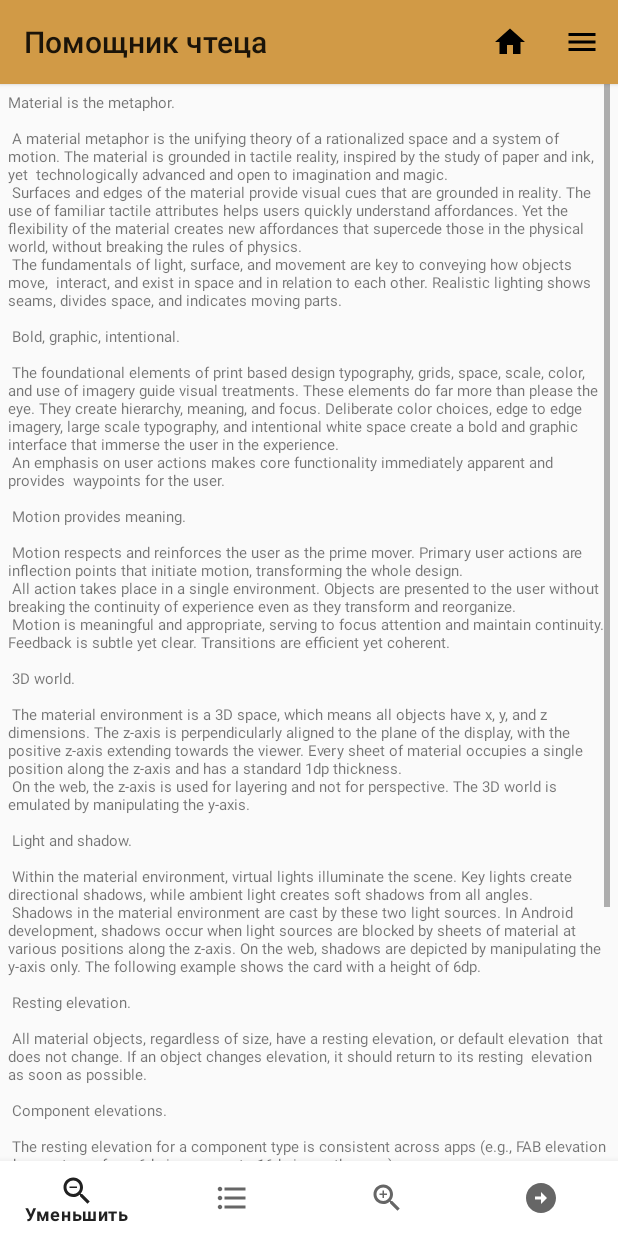
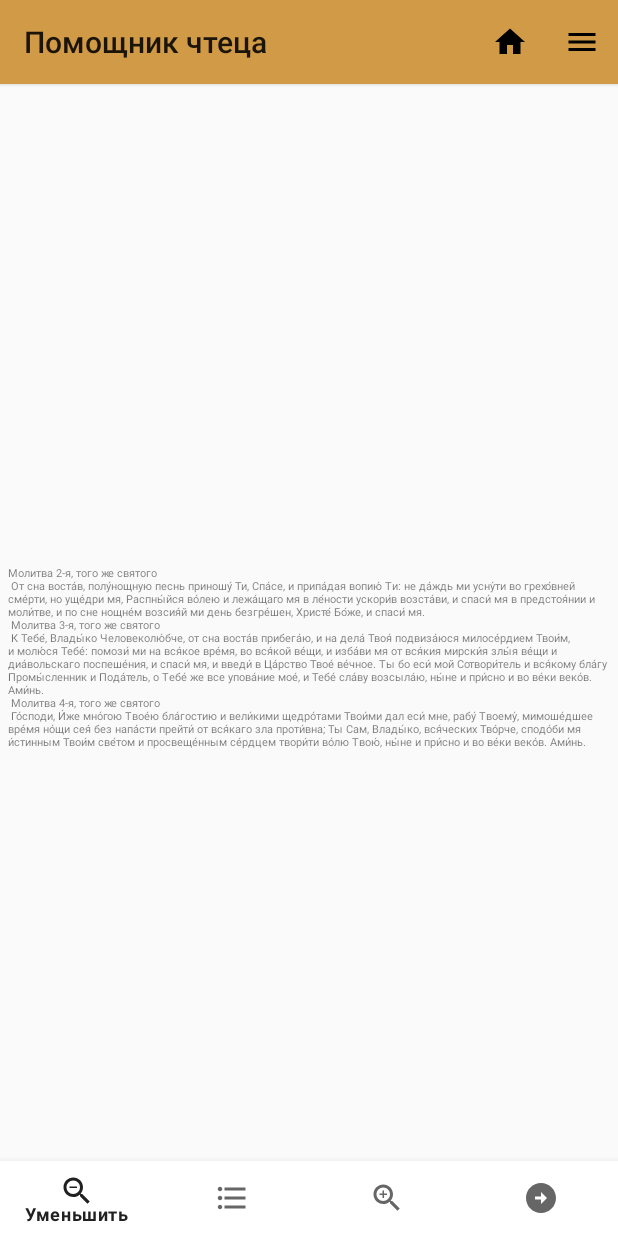
Before and after one commit to haniko135/akafist_mobile_app, an Android app: the PrayerFragment screen opened through its navigation route, item 4 of the bottom bar chosen, on a phone screen of 412 x 824 dp. Run offline under Robolectric (Android 15) with nearby library versions, the phone set to English and light mode, and no system bars; 2 statements that could not run were skipped.

Commit message:
temp fix for prayers

```diff
--- a/app/src/main/java/com/example/akafist/fragments/MolitvyOfflineFragment.java
+++ b/app/src/main/java/com/example/akafist/fragments/MolitvyOfflineFragment.java
@@ -89,17 +89,17 @@ public class MolitvyOfflineFragment extends Fragment {
     public void playMolitva(int num) {
         switch (num){
             case 1:
-                plAu = new PlayAudios("", R.raw.molitva_po_soglasheniyu, getContext(), getView());
+                plAu = new PlayAudios(R.raw.molitva_po_soglasheniyu, getContext(), getView());
                 mediaPlayer = plAu.getMediaPlayer();
                 plAu.playAndStop();
                 break;
             case 2:
-                plAu = new PlayAudios("", R.raw.molitva_ytrenyaa_polunosh, getContext(), getView());
+                plAu = new PlayAudios(R.raw.molitva_ytrenyaa_polunosh, getContext(), getView());
                 mediaPlayer = plAu.getMediaPlayer();
                 plAu.playAndStop();
                 break;
             case 3:
-                plAu = new PlayAudios("", R.raw.molitva_utrenyaa_pomynnik, getContext(), getView());
+                plAu = new PlayAudios(R.raw.molitva_utrenyaa_pomynnik, getContext(), getView());
                 mediaPlayer = plAu.getMediaPlayer();
                 plAu.playAndStop();
                 break;
--- a/app/src/main/java/com/example/akafist/fragments/PrayerFragment.java
+++ b/app/src/main/java/com/example/akafist/fragments/PrayerFragment.java
@@ -48,10 +48,15 @@ public class PrayerFragment extends Fragment {
     @Override
     public void onViewCreated(@NonNull View view, @Nullable Bundle savedInstanceState) {
         super.onViewCreated(view, savedInstanceState);
-        textPrayer = getActivity().findViewById(R.id.text_prayer);
-        textSize = getResources().getDimension(R.dimen.text_prayer);
-        textPrayer.setTextSize(convertToPx());
-        textPrayer.setText(largeText);
+        if(getArguments() != null){
+            prevMenu = getArguments().getInt("prevMenu");
+            largeText = getArguments().getInt("largeText");
+        }
+        //textPrayer = getActivity().findViewById(R.id.text_prayer);
+        //textSize = getResources().getDimension(R.dimen.text_prayer);
+       // textPrayer.setTextSize(convertToPx());
+       // textPrayer.setText(largeText);
+       // Log.i("PRAYER", getResources().getString(largeText));
         Log.i("PRAYER", Float.toString(textSize));
     }
 
@@ -64,6 +69,10 @@ public class PrayerFragment extends Fragment {
         }
 
         binding = FragmentPrayerBinding.inflate(getLayoutInflater());
+        Log.i("PRAYER", getResources().getString(largeText));
+        textSize = getResources().getDimension(R.dimen.text_prayer);
+        binding.textPrayer.setTextSize(convertToPx());
+        binding.textPrayer.setText(largeText);
 
         binding.prayerOptions.setOnItemSelectedListener(new NavigationBarView.OnItemSelectedListener() {
             @Override
@@ -71,7 +80,7 @@ public class PrayerFragment extends Fragment {
                 switch (item.getItemId()){
                     case R.id.zoom_out:
                         textSize--;
-                        textPrayer.setTextSize(convertToPx());
+                        binding.textPrayer.setTextSize(convertToPx());
                         Log.i("PRAYER", Float.toString(textSize));
                         return true;
                     case R.id.to_menu:
@@ -79,14 +88,21 @@ public class PrayerFragment extends Fragment {
                         return true;
                     case R.id.zoom_in:
                         textSize++;
-                        textPrayer.setTextSize(convertToPx());
+                        binding.textPrayer.setTextSize(convertToPx());
                         Log.i("PRAYER", Float.toString(textSize));
                         return true;
                     case R.id.next_prayer:
+                        //идеальное, но не рабочее почему-то решение
                         Bundle bundle = new Bundle();
                         bundle.putInt("prevMenu", prevMenu);
-                        bundle.putInt("largeText", R.string.large_text);
+                        bundle.putInt("largeText", R.string.large_text_4);
                         FragmentKt.findNavController(getParentFragment()).navigate(R.id.action_prayerFragment_self, bundle);
+
+                        //нифига не получилось
+
+                        //временный костыль
+                        /*largeText = R.string.large_text_4;
+                        textPrayer.setText(largeText);*/
                         return true;
                 }
                 return true;
--- a/app/src/main/res/layout/fragment_prayer.xml
+++ b/app/src/main/res/layout/fragment_prayer.xml
@@ -27,8 +27,7 @@
                 android:id="@+id/text_prayer"
                 android:layout_width="match_parent"
                 android:layout_height="wrap_content"
-                android:textSize="@dimen/text_prayer"
-                android:text="@string/large_text" />
+                android:textSize="@dimen/text_prayer" />
 
         </LinearLayout>
     </ScrollView>
--- a/app/src/main/res/navigation/routes.xml
+++ b/app/src/main/res/navigation/routes.xml
@@ -143,6 +143,7 @@
             app:destination="@id/everydayFragment" />
         <action
             android:id="@+id/action_prayerFragment_self"
-            app:destination="@id/prayerFragment" />
+            app:destination="@id/prayerFragment"
+            app:launchSingleTop="true" />
     </fragment>
 </navigation>
--- a/app/src/main/res/values/dimens.xml
+++ b/app/src/main/res/values/dimens.xml
@@ -1,4 +1,4 @@
 <resources>
     <dimen name="text_margin">16dp</dimen>
-    <dimen name="text_prayer">10sp</dimen>
+    <dimen name="text_prayer">5sp</dimen>
 </resources>
--- a/app/src/main/res/values/strings.xml
+++ b/app/src/main/res/values/strings.xml
@@ -188,4 +188,15 @@
         "Ве́рую во еди́наго Бо́га Отца́, Вседержи́теля, Творца́ не́бу и земли́, ви́димым же всем и неви́димым. И во еди́наго Го́спода Иису́са Христа́, Сы́на Бо́жия, Единоро́днаго, И́же от Отца́ рожде́ннаго пре́жде всех век; Све́та от Све́та, Бо́га и́стинна от Бо́га и́стинна, рожде́нна, несотворе́нна, единосу́щна Отцу́, И́мже вся бы́ша. Нас ра́ди челове́к и на́шего ра́ди спасе́ния сше́дшаго с небе́с и воплоти́вшагося от Ду́ха Свя́та и Мари́и Де́вы и вочелове́чшася. Распя́таго же за ны при Понти́йстем Пила́те, и страда́вша, и погребе́нна. И воскре́сшаго в тре́тий день по Писа́нием. И возше́дшаго на небеса́, и седя́ща одесну́ю Отца́. И па́ки гряду́щаго со сла́вою суди́ти живы́м и ме́ртвым, Его́же Ца́рствию не бу́дет конца́. И в Ду́ха Свята́го, Го́спода, Животворя́щаго, И́же от Отца́ исходя́щаго, И́же со Отце́м и Сы́ном спокланя́ема и ссла́вима, глаго́лавшаго проро́ки. Во еди́ну Святу́ю, Собо́рную и Апо́стольскую Це́рковь. Испове́дую еди́но креще́ние во оставле́ние грехо́в. Ча́ю воскресе́ния ме́ртвых, и жи́зни бу́дущаго ве́ка. Ами́нь."
     </string>
 
+    <string name="large_text_4">
+        "Молитва 2‑я, того же святого\n"
+        "От сна воста́в, полу́нощную песнь приношу́ Ти, Спа́се, и припа́дая вопию́ Ти: не да́ждь ми усну́ти во грехо́вней сме́рти, но уще́дри мя, Распны́йся во́лею и лежа́щаго мя в ле́ности ускори́в возста́ви, и спаси́ мя в предстоя́нии и моли́тве, и по сне нощне́м возсия́й ми день безгре́шен, Христе́ Бо́же, и спаси́ мя."
+        "\n"
+        "Молитва 3‑я, того же святого\n"
+        "К Тебе́, Влады́ко Человеколю́бче, от сна воста́в прибега́ю, и на дела́ Твоя́ подвиза́юся милосе́рдием Твои́м, и молю́ся Тебе́: помози́ ми на вся́кое вре́мя, во вся́кой ве́щи, и изба́ви мя от вся́кия мирски́я злы́я ве́щи и диа́вольскаго поспеше́ния, и спаси́ мя, и введи́ в Ца́рство Твое́ ве́чное. Ты бо еси́ мой Сотвори́тель и вся́кому бла́гу Промы́сленник и Пода́тель, о Тебе́ же все упова́ние мое́, и Тебе́ сла́ву возсыла́ю, ны́не и при́сно и во ве́ки веко́в. Ами́нь."
+        "\n"
+        "Молитва 4‑я, того же святого\n"
+        "Го́споди, И́же мно́гою Твое́ю бла́гостию и вели́кими щедро́тами Твои́ми дал еси́ мне, рабу́ Твоему́, мимоше́дшее вре́мя но́щи сея́ без напа́сти прейти́ от вся́каго зла проти́вна; Ты Сам, Влады́ко, вся́ческих Тво́рче, сподо́би мя и́стинным Твои́м све́том и просвеще́нным се́рдцем твори́ти во́лю Твою́, ны́не и при́сно и во ве́ки веко́в. Ами́нь.\n"
+    </string>
+
 </resources>
```
